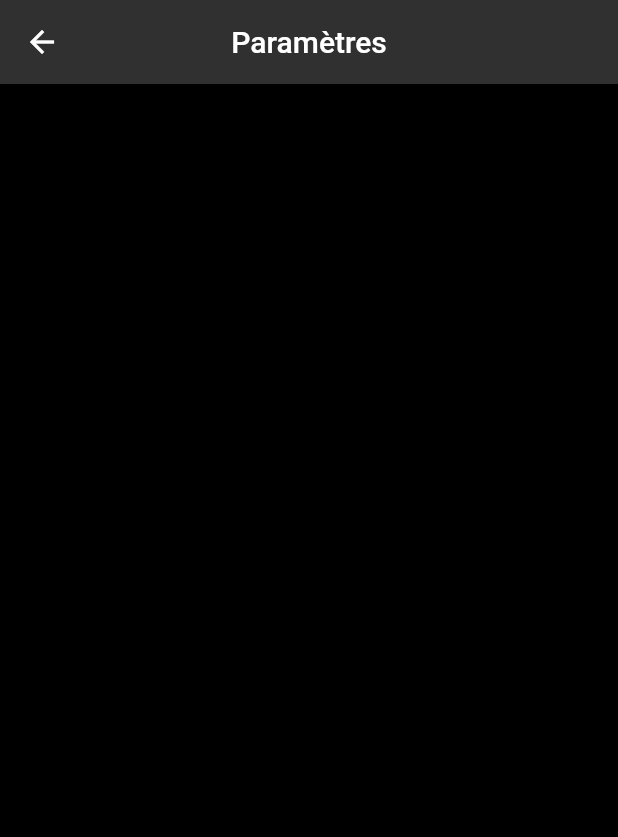
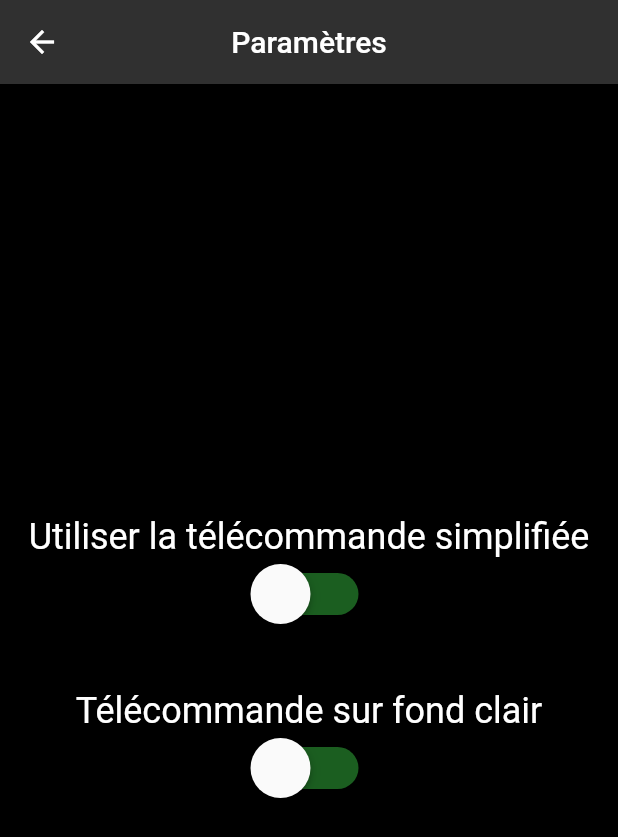
Before and after one commit to Akrobate/orange-tv-remote-app, a Flutter app: the RemoteSettingsScreen screen opened by its route, on a phone screen of 412 x 824 dp. Shown: the top 837 px of the screen. Run offline on Flutter 3.47's test engine with Material 2 defaults, Android fonts, the phone set to English and light mode, and no system bars; our stand-ins replace shared_preferences; missing offline and left inert: dart:ffi; accounts and stored records are empty.

Commit message:
Scaffolding the parameters screen

```diff
--- a/lib/pages/remote_settings_screen.dart
+++ b/lib/pages/remote_settings_screen.dart
@@ -8,6 +8,10 @@ class RemoteSettingsScreen extends StatefulWidget {
 class _RemoteSettingsScreenState extends State<RemoteSettingsScreen> {
   @override
   Widget build(BuildContext context) {
+
+    bool useClearTheme = false;
+    bool useSimpleRemoteController = false;
+
     return Scaffold(
       backgroundColor: Colors.black,
       appBar: AppBar(
@@ -16,6 +20,57 @@ class _RemoteSettingsScreenState extends State<RemoteSettingsScreen> {
         backgroundColor: Colors.grey[850],
         elevation: 0.0,
       ),
+      body: Center(
+        child:  Column(
+          mainAxisAlignment: MainAxisAlignment.center,
+          children: [
+            Text(
+                'Utiliser la télécommande simplifiée',
+                style: TextStyle(
+                  fontSize: 24.0,
+                  color: Colors.white,
+                )
+            ),
+            Transform.scale(
+              scale: 2.0,
+              child: Switch(
+                onChanged: (value) {
+                  setState(() {
+                    useSimpleRemoteController = value;
+                  });
+                },
+                value: useSimpleRemoteController,
+                activeTrackColor: Colors.lightGreenAccent,
+                activeColor: Colors.green,
+                inactiveTrackColor: Colors.green[900],
+              ),
+            ),
+            SizedBox(height: 40.0),
+            Text(
+                'Télécommande sur fond clair',
+                style: TextStyle(
+                  fontSize: 24.0,
+                  color: Colors.white,
+                )
+            ),
+            Transform.scale(
+              scale: 2.0,
+              child: Switch(
+                onChanged: (value) {
+                  setState(() {
+                    useClearTheme = value;
+                  });
+                },
+                value: useClearTheme,
+                activeTrackColor: Colors.lightGreenAccent,
+                activeColor: Colors.green,
+                inactiveTrackColor: Colors.green[900],
+              ),
+            ),
+
+          ]
+        )
+      )
     );
   }
 }
```
